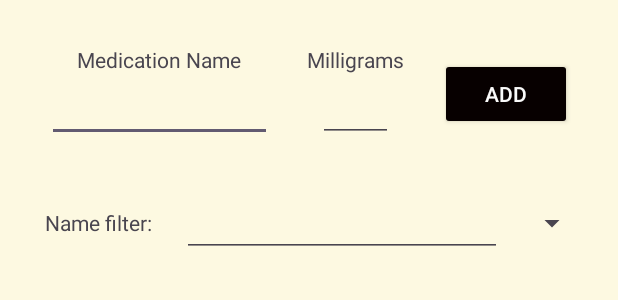
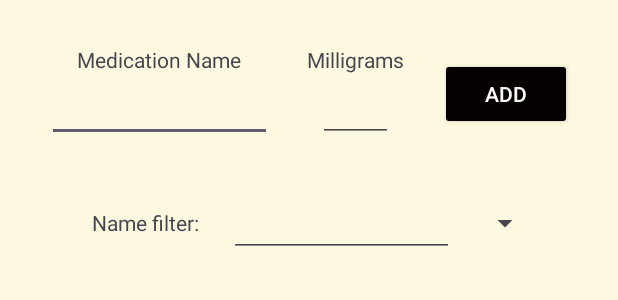
Before and after one commit to Klairm/have-i-took-my-pills-yet, an Android app: the layout activity_main.xml on its own in the app's theme, with its tools: preview values and no code run, on a phone screen of 412 x 824 dp. Shown: the top 300 px of the screen. Run offline under Robolectric (Android 15) with nearby library versions, the phone set to English and light mode, and no system bars.

Commit message:
fix spinner

```diff
--- a/app/src/main/res/layout/activity_main.xml
+++ b/app/src/main/res/layout/activity_main.xml
@@ -115,7 +115,7 @@
 
         <EditText
             android:id="@+id/filterSearch"
-            android:layout_width="wrap_content"
+            android:layout_width="150dp"
             android:layout_height="wrap_content"
             android:ems="10"
             android:inputType="text"
@@ -127,9 +127,9 @@
 
         <Spinner
             android:id="@+id/searchLimit"
-            android:layout_width="0dp"
+
+            android:layout_width="wrap_content"
             android:layout_height="wrap_content"
-            android:layout_weight="1"
             android:minHeight="48dp"
             app:layout_constraintBottom_toBottomOf="parent"
             app:layout_constraintEnd_toEndOf="parent"
```
